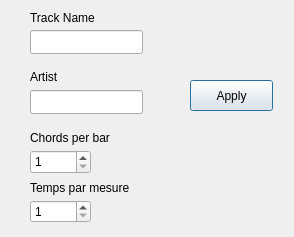
Old version of the form Editor/GridEditor/TrackProperties.ui in the repository jcelerier/pfa_guitar_tutor.
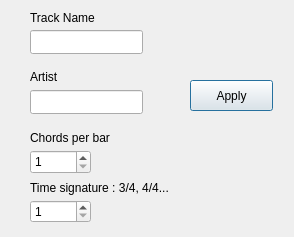
New version of the form.

Diff of the .ui file:
```diff
--- a/Editor/GridEditor/TrackProperties.ui
+++ b/Editor/GridEditor/TrackProperties.ui
@@ -136,7 +136,7 @@
     </rect>
    </property>
    <property name="text">
-    <string>Temps par mesure</string>
+    <string>Time signature : 3/4, 4/4...</string>
    </property>
   </widget>
  </widget>
```
